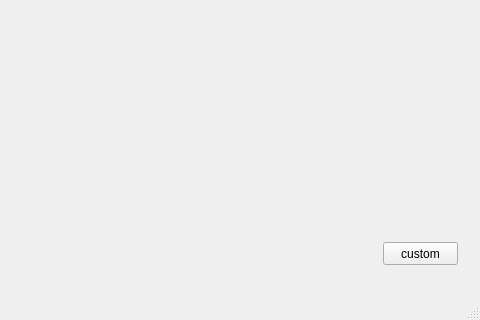
The window that development/devGUI/mainwindowui.ui (E-Trainose/ADB-Project) describes before a commit, drawn with Qt 5; both pictures show x 647 to 1127 and y 448 to 768 of the 1127 by 768 pixel window.
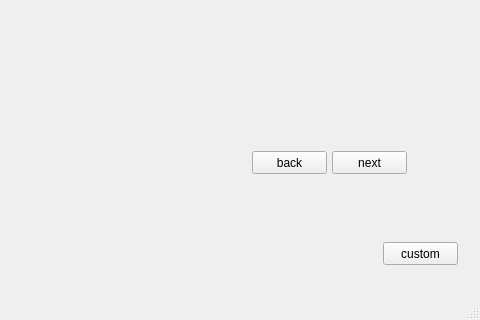
The same window after the commit. The open tabs and pages were chosen to show the change. Custom widgets are drawn as their Qt base class.

Commit message: nambahin pushbutton next di default

What changed in the file:
```diff
--- a/development/devGUI/mainwindowui.ui
+++ b/development/devGUI/mainwindowui.ui
@@ -134,6 +134,32 @@
          <string>Random Forest</string>
         </property>
        </widget>
+       <widget class="QPushButton" name="btn_default_algo_next">
+        <property name="geometry">
+         <rect>
+          <x>940</x>
+          <y>540</y>
+          <width>75</width>
+          <height>23</height>
+         </rect>
+        </property>
+        <property name="text">
+         <string>next</string>
+        </property>
+       </widget>
+       <widget class="QPushButton" name="btn_default_algo_back">
+        <property name="geometry">
+         <rect>
+          <x>860</x>
+          <y>540</y>
+          <width>75</width>
+          <height>23</height>
+         </rect>
+        </property>
+        <property name="text">
+         <string>back</string>
+        </property>
+       </widget>
       </widget>
       <widget class="QWidget" name="pg_default_result">
        <widget class="PlotWidget" name="grph_default_result">
```
Left out of the diff: 26 changed lines with no effect on the pictures. The commit also changes 2 other files.
